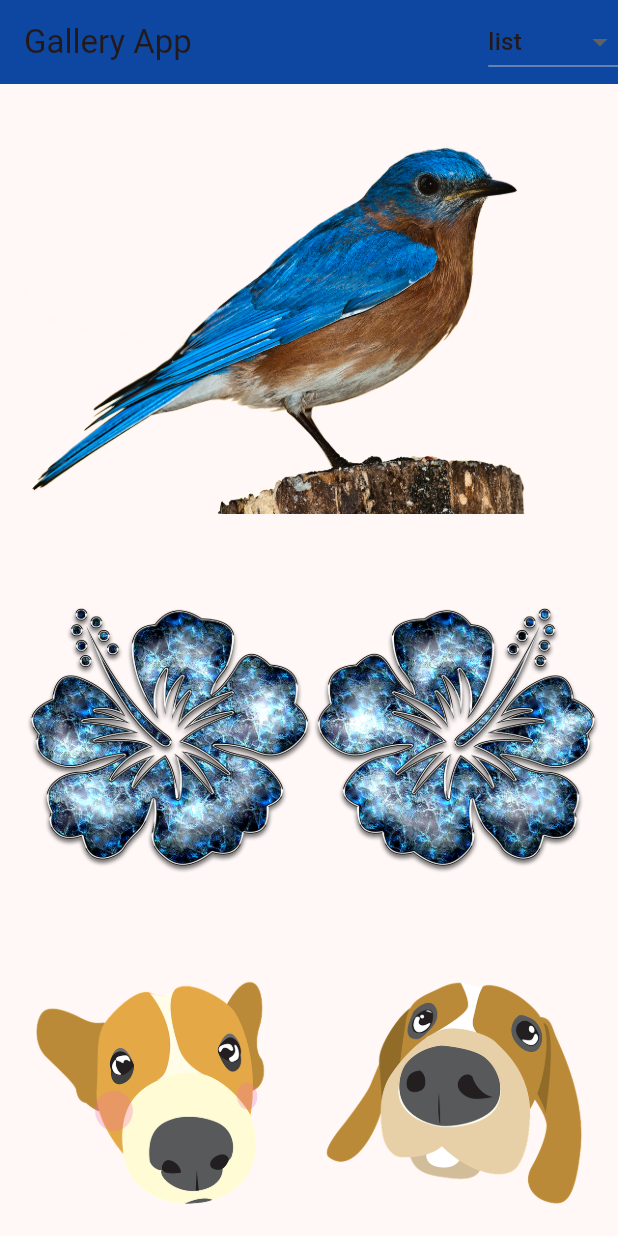
After one commit to rahulagrawal1tw/GalleryApp, a Flutter app: the screen it shows after launch, on a phone screen of 412 x 824 dp. The commit adds this screen. Run offline on Flutter 3.47's test engine with Material 3 defaults, Android fonts, the phone set to English and light mode, and no system bars; our stand-ins replace carousel_slider, shared_preferences.

Commit message:
Remove antipattern by adding image view types widget

```diff
--- /dev/null
+++ b/lib/view_widget.dart
@@ -0,0 +1,26 @@
+import 'package:flutter/material.dart';
+import 'package:gallery_app/widgets/carousel_view.dart';
+import 'package:gallery_app/widgets/image_grid_view.dart';
+import 'package:gallery_app/widgets/image_list_view.dart';
+
+class ViewWidget extends StatelessWidget {
+  const ViewWidget(
+      {super.key, required this.viewType, required this.imagePaths});
+  final String viewType;
+  final List<String> imagePaths;
+  //final void Function() getImage;
+
+  @override
+  Widget build(BuildContext context) {
+    switch (viewType) {
+      case 'list':
+        return ImageListView(imagePaths: imagePaths);
+      case 'grid':
+        return ImageGridView(imagePaths: imagePaths);
+      case 'carousel':
+        return CarouselView(imagePaths: imagePaths);
+      default:
+        return Container();
+    }
+  }
+}
--- /dev/null
+++ b/lib/widgets/image_list_view.dart
@@ -0,0 +1,18 @@
+import 'package:flutter/material.dart';
+
+class ImageListView extends StatelessWidget {
+  const ImageListView({super.key, required this.imagePaths});
+  final List<String> imagePaths;
+  @override
+  Widget build(BuildContext context) {
+    return ListView.builder(
+      itemCount: imagePaths.length,
+      itemBuilder: (context, index) {
+        return Image.asset(
+          imagePaths[index],
+          fit: BoxFit.scaleDown,
+        );
+      },
+    );
+  }
+}
```
Also changed, not shown: lib/image_screen.dart (+2 -74 lines), lib/widgets/carousel_view.dart (added, +39 -0 lines), lib/widgets/image_grid_view.dart (added, +21 -0 lines), pubspec.lock.
